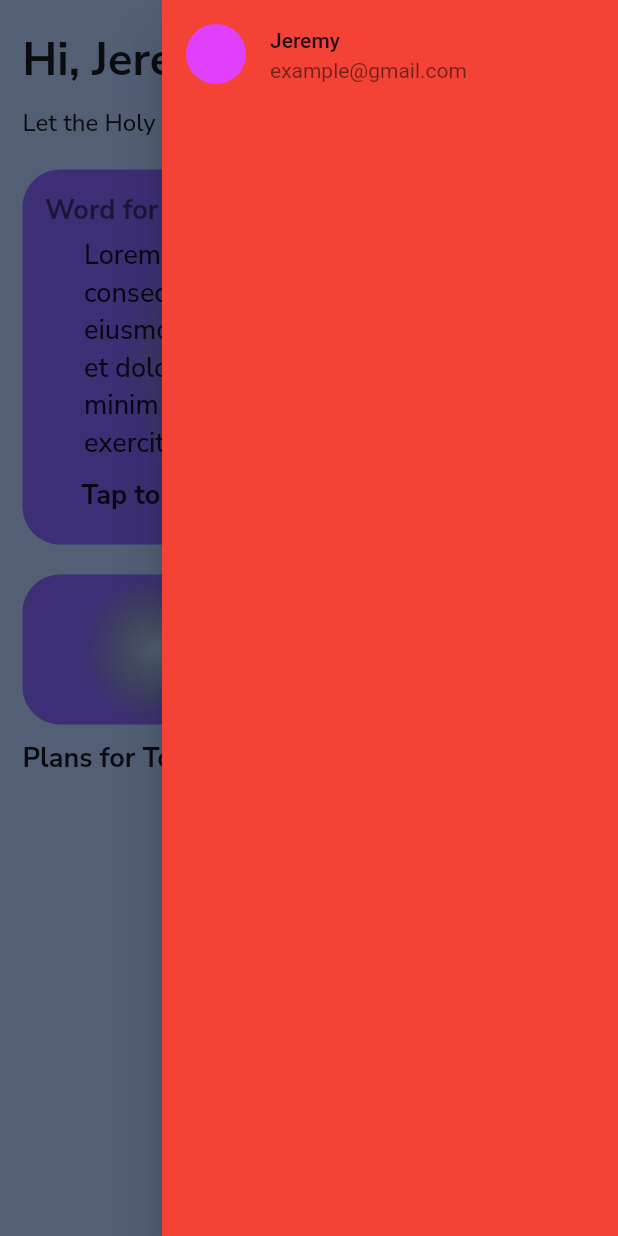
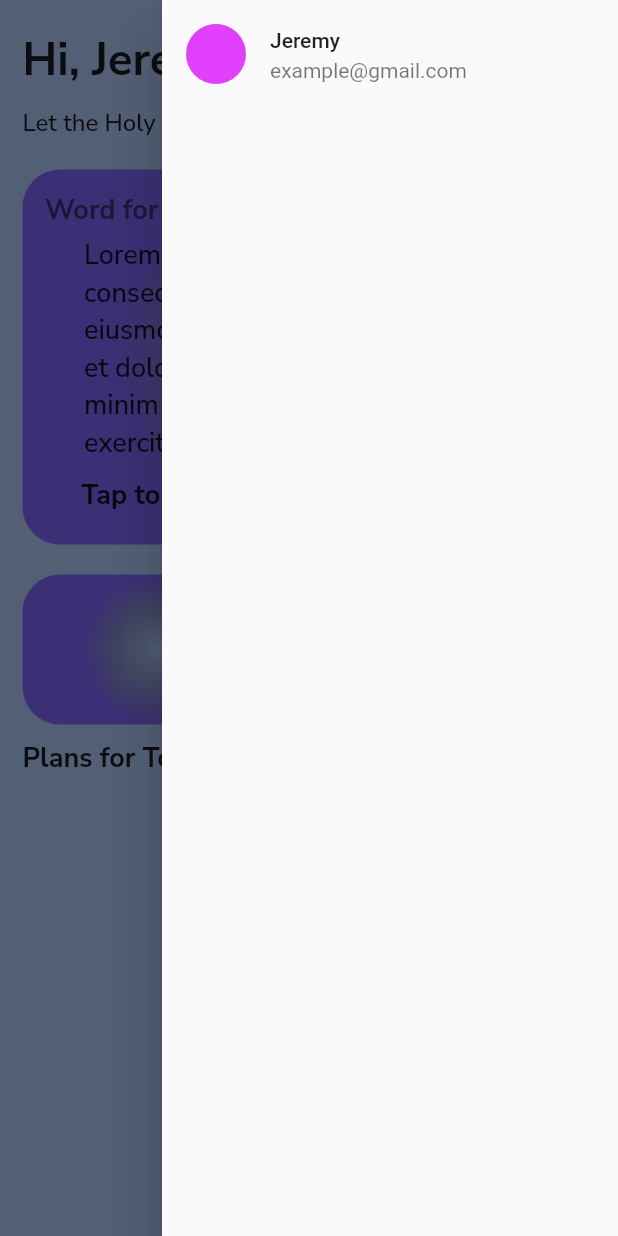
Before and after one commit to solomonium/Daily-Spiritual-Guide, a Flutter app: the HomePage screen opened directly, with the side drawer open, on a phone screen of 412 x 824 dp. Run offline on Flutter 3.47's test engine with Material 2 defaults, Android fonts, the phone set to English and light mode, and no system bars; our stand-ins replace flutter_riverpod, google_fonts, shimmer, validators.

Commit message:
Drawer implemetation 1

```diff
--- a/lib/presentations/homepage.dart
+++ b/lib/presentations/homepage.dart
@@ -18,7 +18,6 @@ class _HomePageState extends State<HomePage> {
     return SafeArea(
       child: Scaffold(
           endDrawer: Drawer(
-            backgroundColor: Colors.red,
             child: ListView(
               children: const [
                 ListTile(
```
